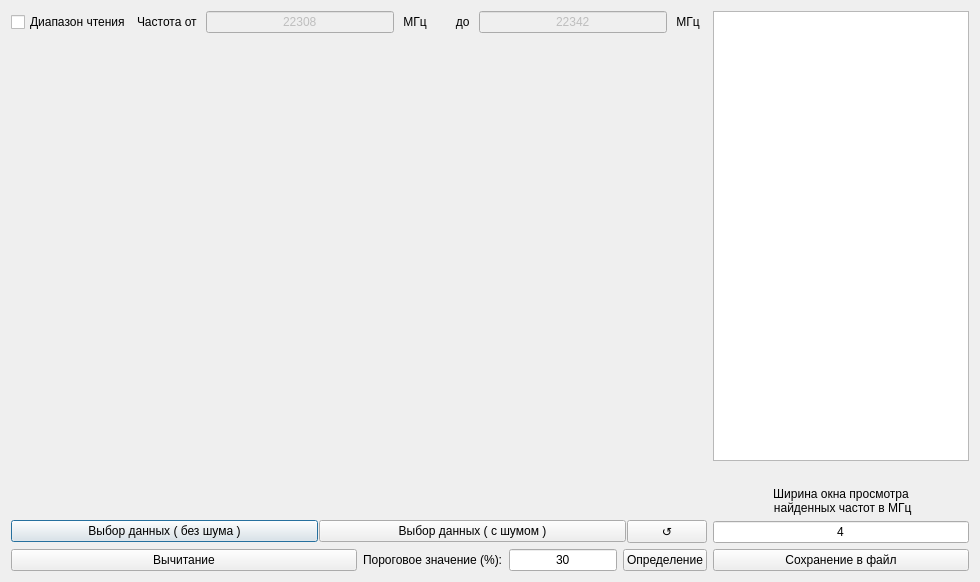
First picture: the form in gui.ui, repository SkorEgor/scientific_work_in_python, before the edit.
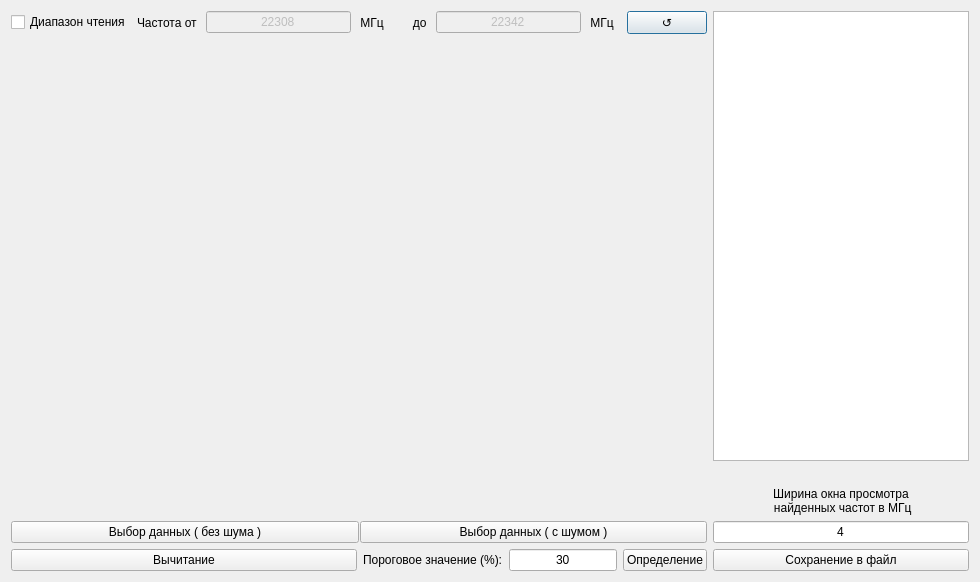
Second picture: the form after the edit. Icons and pictures are not drawn.

```diff
--- a/gui.ui
+++ b/gui.ui
@@ -97,6 +97,19 @@
            </property>
           </widget>
          </item>
+         <item>
+          <widget class="QPushButton" name="pushButton_update_filter_frequency">
+           <property name="sizePolicy">
+            <sizepolicy hsizetype="Fixed" vsizetype="Fixed">
+             <horstretch>0</horstretch>
+             <verstretch>0</verstretch>
+            </sizepolicy>
+           </property>
+           <property name="text">
+            <string>↺</string>
+           </property>
+          </widget>
+         </item>
         </layout>
        </item>
       </layout>
@@ -107,7 +120,7 @@
       </widget>
      </item>
      <item>
-      <layout class="QHBoxLayout" name="horizontalLayout" stretch="0,0,0">
+      <layout class="QHBoxLayout" name="horizontalLayout" stretch="0,0">
        <property name="spacing">
         <number>1</number>
        </property>
@@ -131,19 +144,6 @@
          </property>
         </widget>
        </item>
-       <item>
-        <widget class="QPushButton" name="pushButton_update_filter_frequency">
-         <property name="sizePolicy">
-          <sizepolicy hsizetype="Fixed" vsizetype="Fixed">
-           <horstretch>0</horstretch>
-           <verstretch>0</verstretch>
-          </sizepolicy>
-         </property>
-         <property name="text">
-          <string>↺</string>
-         </property>
-        </widget>
-       </item>
       </layout>
      </item>
      <item>
```
